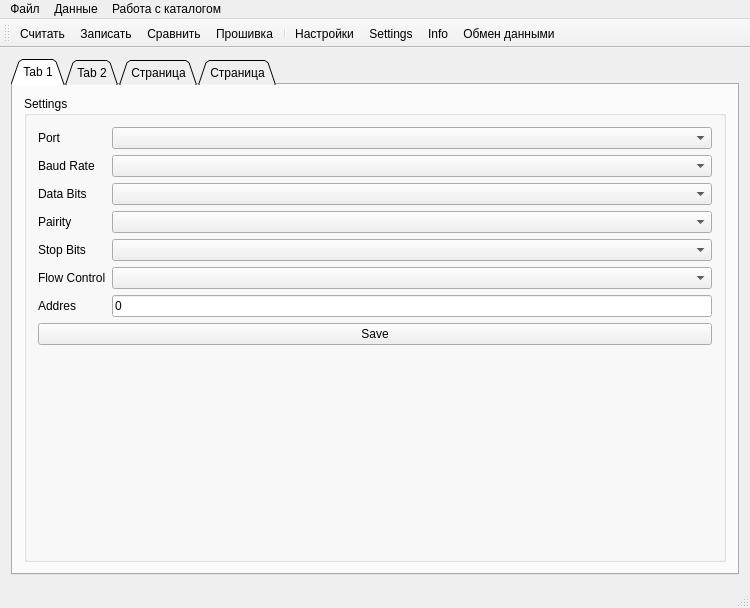
Above: ListenPort/listenport.ui from Evgeniykull/ListenPort before the change. Below: the same form after it.
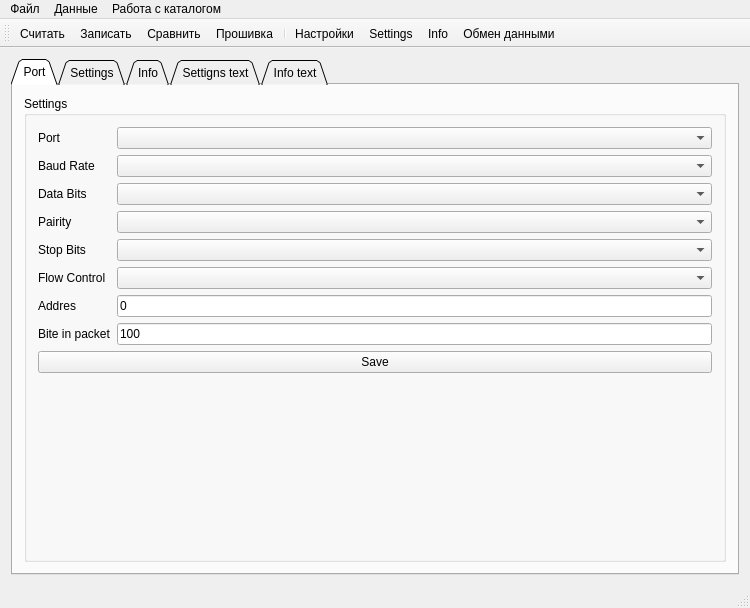
That is the form after the change. The open tabs and pages were chosen to show the change. Icons and pictures are not drawn.

The edit to the form file:
```diff
--- a/ListenPort/listenport.ui
+++ b/ListenPort/listenport.ui
@@ -28,7 +28,7 @@
       </property>
       <widget class="QWidget" name="tab">
        <attribute name="title">
-        <string>Tab 1</string>
+        <string>Port</string>
        </attribute>
        <layout class="QGridLayout" name="gridLayout_3">
         <item row="0" column="0">
@@ -120,13 +120,27 @@
              </property>
             </widget>
            </item>
-           <item row="7" column="0" colspan="2">
+           <item row="8" column="0" colspan="2">
             <widget class="QPushButton" name="pbSavePortSettings">
              <property name="text">
               <string>Save</string>
              </property>
             </widget>
            </item>
+           <item row="7" column="0">
+            <widget class="QLabel" name="lblByteInPacket">
+             <property name="text">
+              <string>Bite in packet</string>
+             </property>
+            </widget>
+           </item>
+           <item row="7" column="1">
+            <widget class="QLineEdit" name="leByteInPacket">
+             <property name="text">
+              <string>100</string>
+             </property>
+            </widget>
+           </item>
           </layout>
          </widget>
         </item>
@@ -134,7 +148,7 @@
       </widget>
       <widget class="QWidget" name="tab_2">
        <attribute name="title">
-        <string>Tab 2</string>
+        <string>Settings</string>
        </attribute>
        <layout class="QGridLayout" name="gridLayout_2">
         <item row="0" column="0">
@@ -162,7 +176,7 @@
       </widget>
       <widget class="QWidget" name="tab_3">
        <attribute name="title">
-        <string>Страница</string>
+        <string>Info</string>
        </attribute>
        <layout class="QGridLayout" name="gridLayout_4">
         <item row="1" column="0">
@@ -190,11 +204,21 @@
       </widget>
       <widget class="QWidget" name="tab_4">
        <attribute name="title">
-        <string>Страница</string>
+        <string>Settigns text</string>
        </attribute>
        <layout class="QGridLayout" name="gridLayout_5">
         <item row="0" column="0">
-         <widget class="QTableView" name="tableView"/>
+         <widget class="QTextBrowser" name="txtBrwsSetting"/>
+        </item>
+       </layout>
+      </widget>
+      <widget class="QWidget" name="tab_5">
+       <attribute name="title">
+        <string>Info text</string>
+       </attribute>
+       <layout class="QGridLayout" name="gridLayout_6">
+        <item row="0" column="0">
+         <widget class="QTextBrowser" name="txtBrwsInfo"/>
         </item>
        </layout>
       </widget>
```
